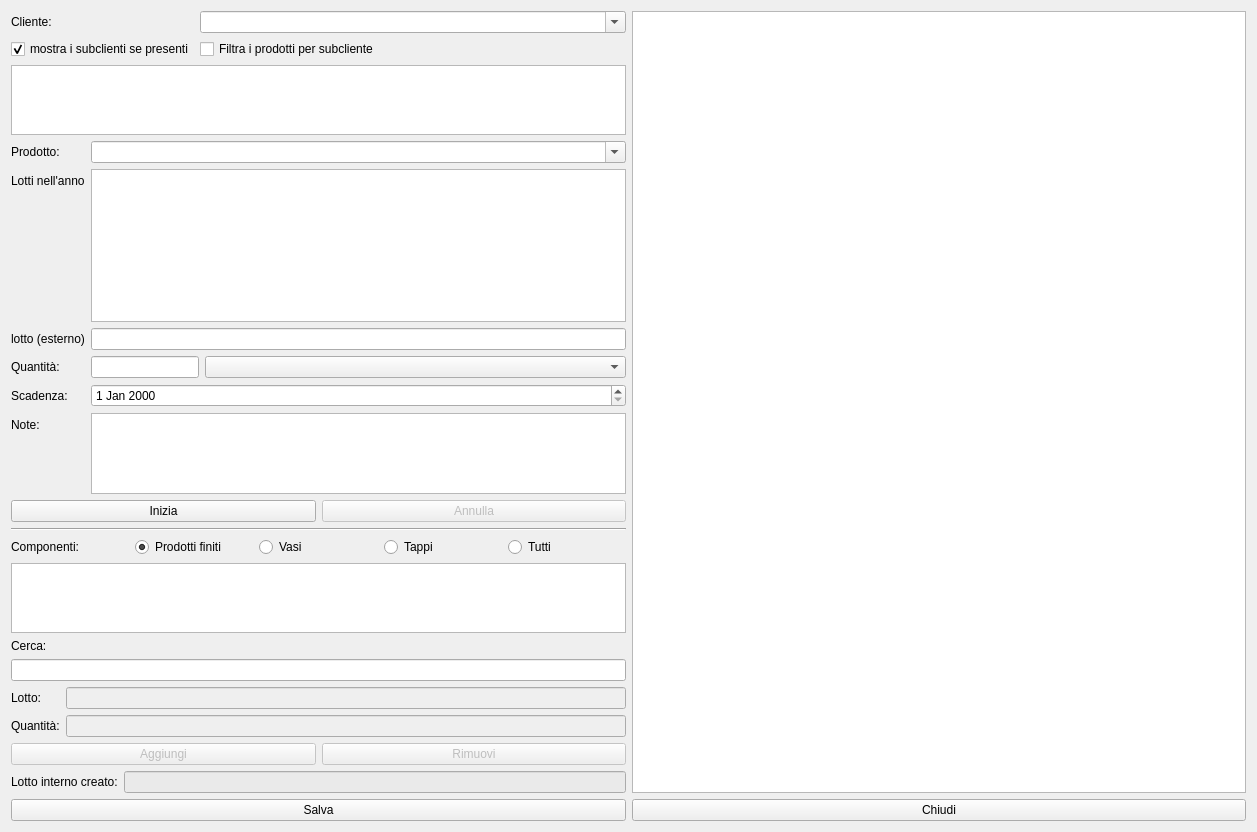
First picture: the form in hpackages.ui, repository fblabs/hamlet-mod-sancon, before the edit.
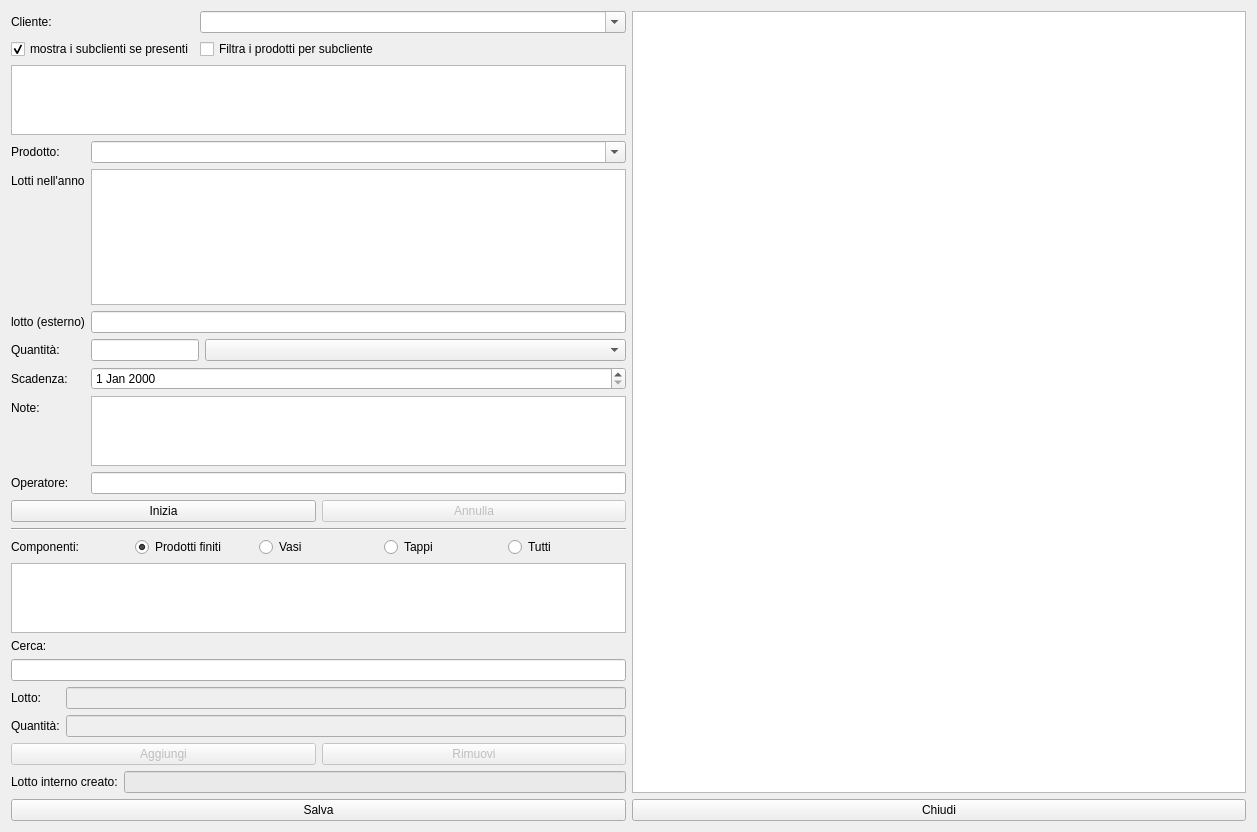
Second picture: the form after the edit. Icons and pictures are not drawn.

Commit message: 2.9.8 - modificati permessi per programmazione - Stampa lotti - aggiunto operatore come campo a sé e relativa ricerca in HLotti

Patch:
```diff
--- a/hpackages.ui
+++ b/hpackages.ui
@@ -176,6 +176,16 @@
            <item row="1" column="1">
             <widget class="QListView" name="lvEan"/>
            </item>
+           <item row="6" column="1">
+            <widget class="QLineEdit" name="leOperatore"/>
+           </item>
+           <item row="6" column="0">
+            <widget class="QLabel" name="label_12">
+             <property name="text">
+              <string>Operatore:</string>
+             </property>
+            </widget>
+           </item>
           </layout>
          </item>
          <item>
```
The commit also changes 51 other files.
